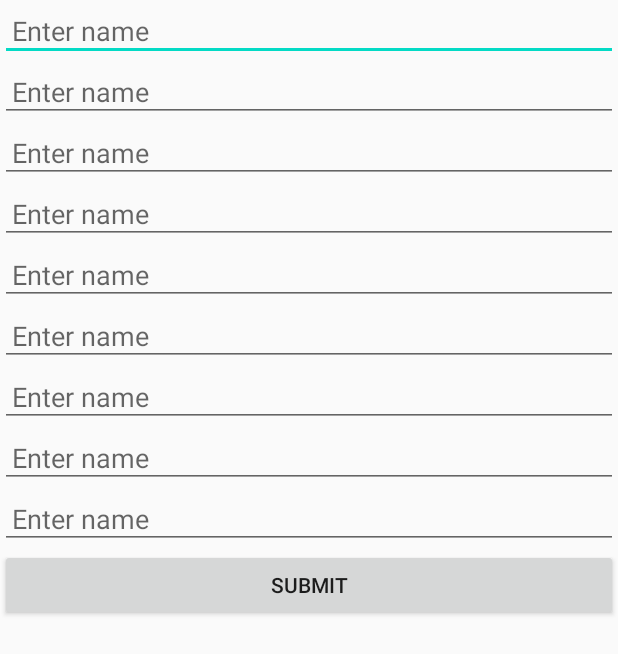
After one commit to pankajbagal18/GCreationV1, an Android app: the AddProfile screen opened directly, with no data from a screen before it, on a phone screen of 412 x 824 dp. The commit adds this screen. Shown: the top 654 px of the screen. Run offline under Robolectric (Android 15) with nearby library versions, the phone set to English and light mode, and no system bars; our stand-ins replace Firebase (no records; nobody signed in at launch, a user with empty details on screens opened directly).

Commit message:
added profile list

```diff
--- a/app/build.gradle
+++ b/app/build.gradle
@@ -38,4 +38,5 @@ dependencies {
     androidTestImplementation 'androidx.test.espresso:espresso-core:3.2.0'
     implementation "com.google.firebase:firebase-analytics:17.2.2"
     implementation "com.google.firebase:firebase-auth:19.3.1"
+    implementation "com.google.firebase:firebase-database:19.3.0"
 }
--- /dev/null
+++ b/app/src/main/java/com/dev/pankaj/gcreationv1/AddProfile.java
@@ -0,0 +1,84 @@
+package com.dev.pankaj.gcreationv1;
+
+import androidx.annotation.NonNull;
+import androidx.appcompat.app.AppCompatActivity;
+
+import android.content.Intent;
+import android.os.Bundle;
+import android.util.Log;
+import android.view.View;
+import android.widget.Button;
+import android.widget.EditText;
+
+import com.google.android.gms.tasks.OnFailureListener;
+import com.google.android.gms.tasks.OnSuccessListener;
+import com.google.firebase.database.DatabaseReference;
+import com.google.firebase.database.FirebaseDatabase;
+
+public class AddProfile extends AppCompatActivity {
+
+    private EditText name;
+    private EditText dob;
+    private EditText dobTime;
+    private EditText birthPlace;
+    private EditText city;
+    private EditText qualification;
+    private EditText gotra;
+    private EditText occupation;
+    private EditText mobile_no;
+    private Button submitButton;
+    @Override
+    protected void onCreate(Bundle savedInstanceState) {
+        super.onCreate(savedInstanceState);
+        setContentView(R.layout.activity_add_profile);
+        name = (EditText)findViewById(R.id.name);
+        dob = (EditText)findViewById(R.id.dob);
+        dobTime = (EditText)findViewById(R.id.dobTime);
+        birthPlace = (EditText)findViewById(R.id.birthPlace);
+        qualification = (EditText)findViewById(R.id.qualification);
+        city = (EditText) findViewById(R.id.city);
+        gotra = (EditText)findViewById(R.id.gotra);
+        occupation = (EditText)findViewById(R.id.occupation);
+        mobile_no = (EditText)findViewById(R.id.mobile_no);
+        submitButton = (Button)findViewById(R.id.submitButton);
+        submitButton.setOnClickListener(new View.OnClickListener() {
+            @Override
+            public void onClick(View v) {
+                validate();
+                saveForm();
+            }
+        });
+    }
+    protected void validate()
+    {
+
+    }
+    protected void saveForm()
+    {
+        ProfileData profileData = new ProfileData(
+                name.getText().toString(),
+                dob.getText().toString(),
+                dobTime.getText().toString(),
+                birthPlace.getText().toString(),
+                city.getText().toString(),
+                qualification.getText().toString(),
+                gotra.getText().toString(),
+                occupation.getText().toString(),
+                mobile_no.getText().toString()
+        );
+        DatabaseReference ref = FirebaseDatabase.getInstance().getReference();
+        ref.child("profile").child(profileData.getMobile_no()).setValue(profileData).addOnSuccessListener(new OnSuccessListener<Void>() {
+            @Override
+            public void onSuccess(Void aVoid) {
+                Log.d("FirebaseData","Added");
+                startActivity(new Intent(AddProfile.this,MainActivity.class));
+                finish();
+            }
+        }).addOnFailureListener(new OnFailureListener() {
+            @Override
+            public void onFailure(@NonNull Exception e) {
+                Log.d("FirebaseData",e.getLocalizedMessage());
+            }
+        });
+    }
+}
--- /dev/null
+++ b/app/src/main/res/layout/activity_add_profile.xml
@@ -0,0 +1,74 @@
+<?xml version="1.0" encoding="utf-8"?>
+<LinearLayout xmlns:android="http://schemas.android.com/apk/res/android"
+    xmlns:app="http://schemas.android.com/apk/res-auto"
+    xmlns:tools="http://schemas.android.com/tools"
+    android:layout_width="match_parent"
+    android:layout_height="match_parent"
+    tools:context=".AddProfile"
+    android:orientation="vertical">
+
+    <EditText
+        android:id="@+id/name"
+        android:layout_width="match_parent"
+        android:layout_height="wrap_content"
+        android:hint="Enter name"
+        android:padding="8dp"/>
+    <EditText
+        android:id="@+id/dob"
+        android:layout_width="match_parent"
+        android:layout_height="wrap_content"
+        android:hint="Enter name"
+        android:inputType="date"
+        android:padding="8dp"/>
+    <EditText
+        android:id="@+id/dobTime"
+        android:layout_width="match_parent"
+        android:layout_height="wrap_content"
+        android:hint="Enter name"
+        android:inputType="time"
+        android:padding="8dp"/>
+    <EditText
+        android:id="@+id/birthPlace"
+        android:layout_width="match_parent"
+        android:layout_height="wrap_content"
+        android:hint="Enter name"
+        android:padding="8dp"/>
+    <EditText
+        android:id="@+id/city"
+        android:layout_width="match_parent"
+        android:layout_height="wrap_content"
+        android:hint="Enter name"
+        android:padding="8dp"/>
+    <EditText
+        android:id="@+id/qualification"
+        android:layout_width="match_parent"
+        android:layout_height="wrap_content"
+        android:hint="Enter name"
+        android:padding="8dp"/>
+    <EditText
+        android:id="@+id/gotra"
+        android:layout_width="match_parent"
+        android:layout_height="wrap_content"
+        android:hint="Enter name"
+        android:padding="8dp"/>
+    <EditText
+        android:id="@+id/occupation"
+        android:layout_width="match_parent"
+        android:layout_height="wrap_content"
+        android:hint="Enter name"
+        android:padding="8dp"/>
+    <EditText
+        android:id="@+id/mobile_no"
+        android:layout_width="match_parent"
+        android:layout_height="wrap_content"
+        android:hint="Enter name"
+        android:inputType="phone"
+        android:padding="8dp"/>
+
+    <Button
+        android:id="@+id/submitButton"
+        android:layout_width="match_parent"
+        android:layout_height="wrap_content"
+        android:text="submit"
+    />
+</LinearLayout>
--- a/app/src/main/res/values/strings.xml
+++ b/app/src/main/res/values/strings.xml
@@ -13,6 +13,8 @@
     <string name="menu_slideshow">Slideshow</string>
 
     <string name="home_second">Home Second</string>
+
     <style name="navigation_drawer_open">Open navigation drawer</style>
+
     <style name="navigation_drawer_close">Close navigation drawer</style>
 </resources>
```
Also changed, not shown: app/src/main/AndroidManifest.xml (+6 -3 lines), app/src/main/java/com/dev/pankaj/gcreationv1/CustomListAdapter.java (added, +45 -0 lines), app/src/main/java/com/dev/pankaj/gcreationv1/HomeFragment.java (+80 -2 lines), app/src/main/java/com/dev/pankaj/gcreationv1/ProfileData.java (added, +162 -0 lines), app/src/main/java/com/dev/pankaj/gcreationv1/ShowSelectedProfile.java (added, +20 -0 lines), app/src/main/res/layout/activity_show_selected_profile.xml (added, +12 -0 lines), app/src/main/res/layout/fragment_home.xml (+19 -8 lines), app/src/main/res/layout/profile_row_layout.xml (added, +28 -0 lines).
